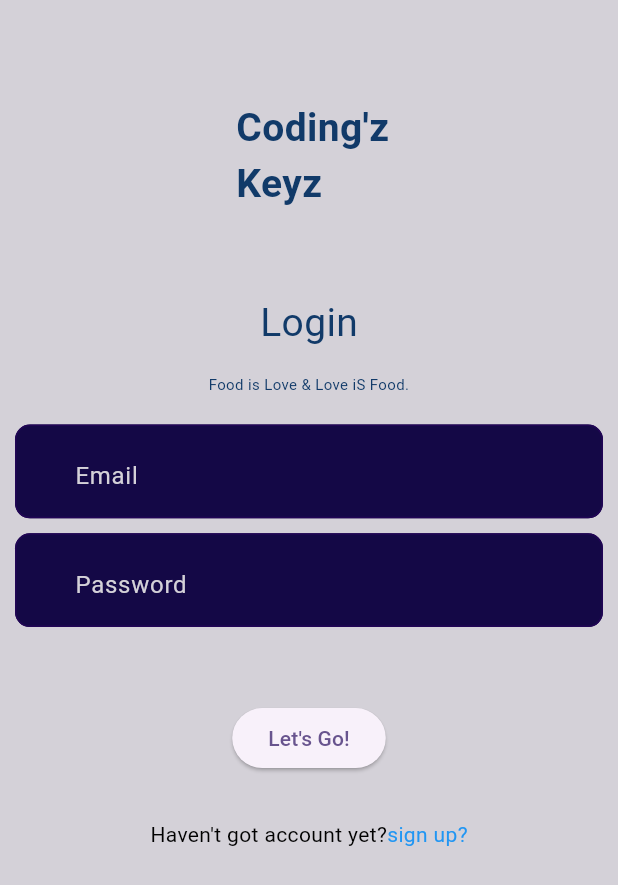
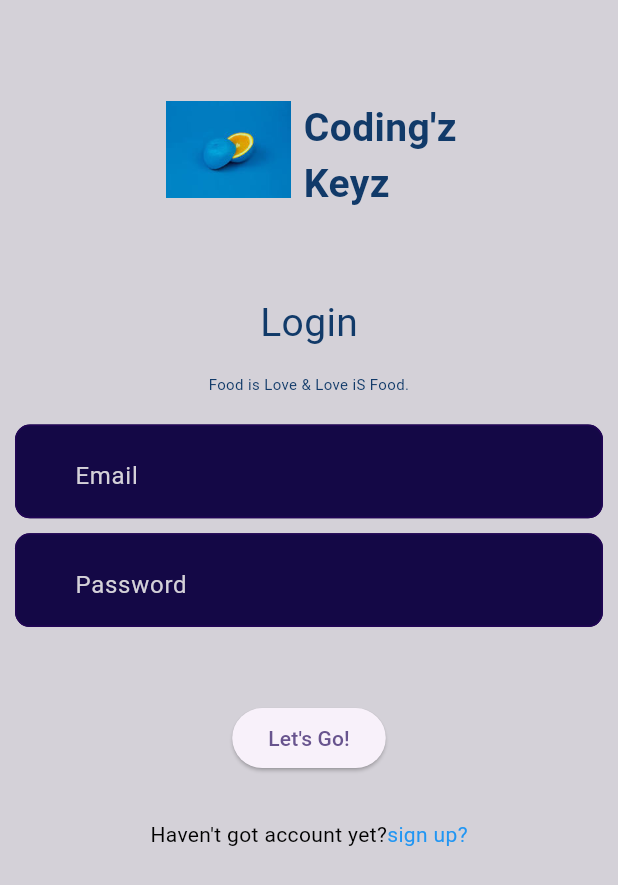
Before and after one commit to AbihaRiaz1703/Repository, a Flutter app: the screen it shows after launch, on a phone screen of 412 x 824 dp. Shown: the top 885 px of the screen. Run offline on Flutter 3.47's test engine with Material 3 defaults, Android fonts, the phone set to English and light mode, and no system bars.

Commit message:
initial comment

```diff
--- a/lib/login.dart
+++ b/lib/login.dart
@@ -2,8 +2,9 @@ import 'package:flutter/material.dart';
 import 'package:shoppingla/practice.dart';
 
 class Login extends StatefulWidget {
+  static const String id = '/Login';
+
   const Login({super.key});
-  static const String id = 'Login';
 
   @override
   State<Login> createState() => _LoginState();
@@ -29,11 +30,11 @@ class _LoginState extends State<Login> {
                   mainAxisAlignment: MainAxisAlignment.center,
                   crossAxisAlignment: CrossAxisAlignment.start,
                   children: [
-                    // Image(
-                    //   height: 65,
-                    //   width: 90,
-                    //   image: AssetImage('image.png'),
-                    // ),
+                    Image(
+                      height: 65,
+                      width: 90,
+                      image: AssetImage('images/image.png'),
+                    ),
                     SizedBox(
                       width: 5,
                     ),
@@ -150,11 +151,7 @@ class _LoginState extends State<Login> {
                 ),
                 ElevatedButton(
                     onPressed: () {
-                      Navigator.push(
-                          context,
-                          MaterialPageRoute(
-                            builder: (context) => const Practice(),
-                          ));
+                      Navigator.pushNamed(context, Practice.id);
                     },
                     child: Text('Let\'s Go!')),
                 const SizedBox(
--- a/lib/main.dart
+++ b/lib/main.dart
@@ -1,5 +1,7 @@
 import 'package:flutter/material.dart';
+import 'package:shoppingla/food.dart';
 import 'package:shoppingla/login.dart';
+import 'package:shoppingla/practice.dart';
 
 void main() {
   runApp(const MyApp());
@@ -12,12 +14,15 @@ class MyApp extends StatelessWidget {
   @override
   Widget build(BuildContext context) {
     return MaterialApp(
-      title: 'Flutter Demo',
-      theme: ThemeData(
-        colorScheme: ColorScheme.fromSeed(seedColor: Colors.deepPurple),
-        useMaterial3: true,
-      ),
-      home: const Login(),
-    );
+        title: 'Flutter Demo',
+        theme: ThemeData(
+          colorScheme: ColorScheme.fromSeed(seedColor: Colors.deepPurple),
+          useMaterial3: true,
+        ),
+        home: Login(),
+        routes: {
+          Practice.id: (context) => Practice(),
+          Food.id: (context) => Food()
+        });
   }
 }
```
Also changed, not shown: lib/food.dart (+25 -5 lines), lib/practice.dart (+18 -0 lines), images/image copy.png (added).
